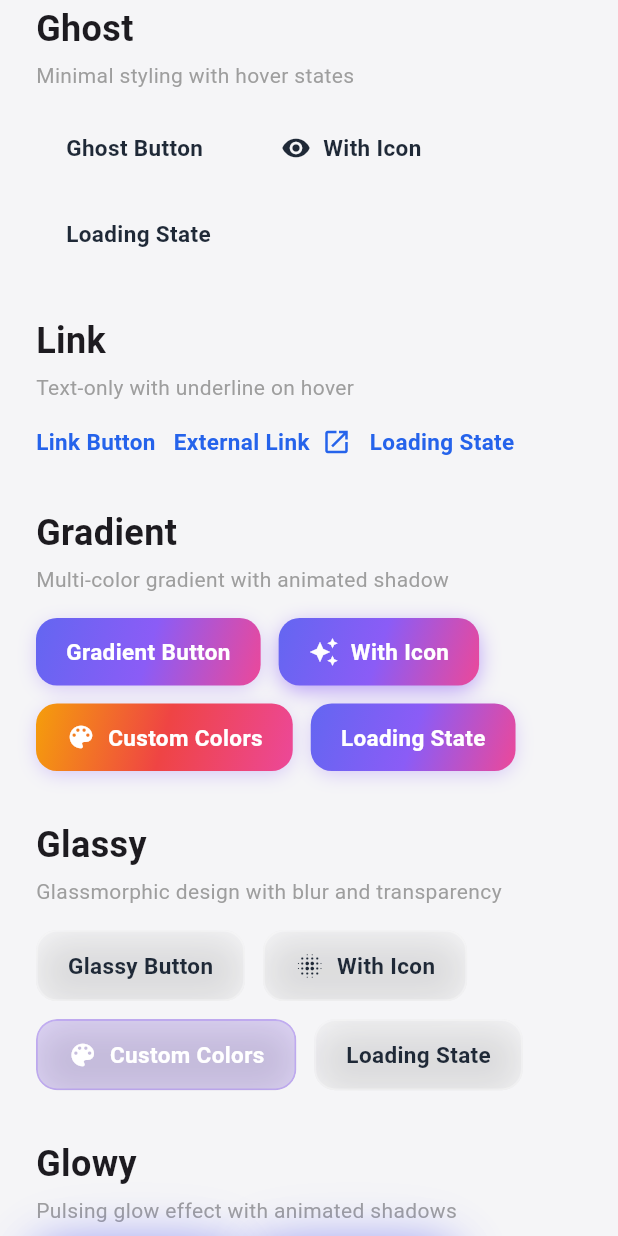
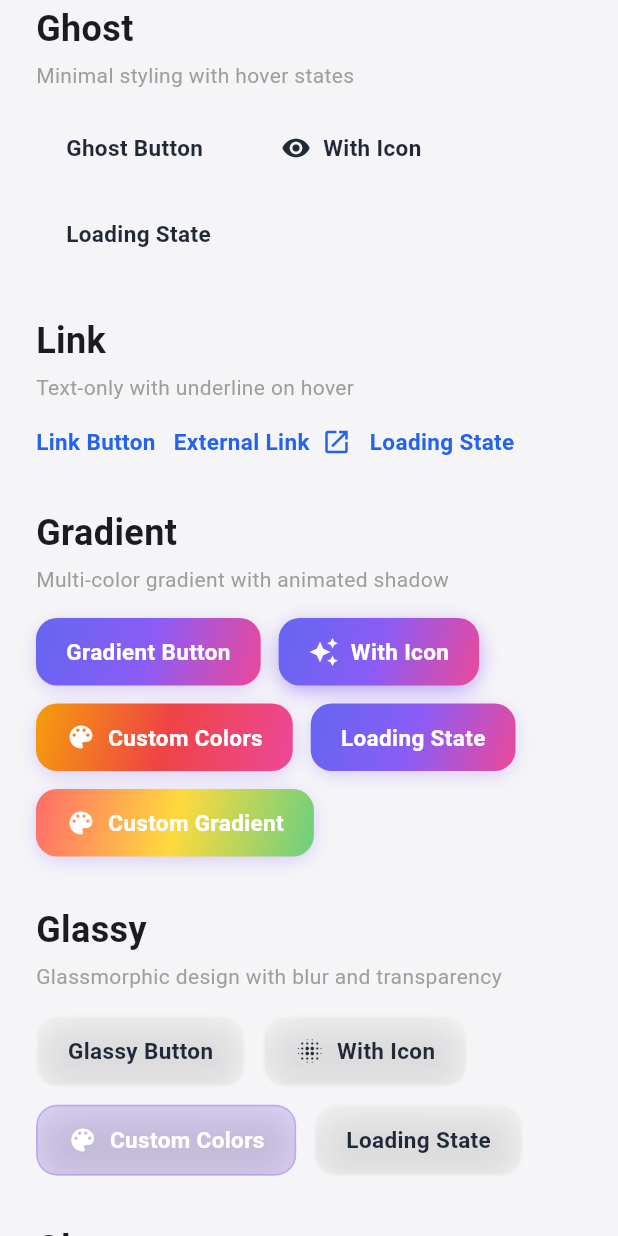
Before and after one commit to RittikSoni/kr_ui, a Flutter app: the ButtonComprehensiveExample widget shown alone on an empty page, opened directly, scrolled down 1152 dp, on a phone screen of 412 x 824 dp. Run offline on Flutter 3.47's test engine with Material 3 defaults, Android fonts, the phone set to English and light mode, and no system bars; our stand-ins replace font_awesome_flutter, go_router, google_fonts; network calls fail.

Commit message:
improve kruibutton

```diff
--- a/apps/kr_ui_docs/lib/registry/components/button_comprehensive.dart
+++ b/apps/kr_ui_docs/lib/registry/components/button_comprehensive.dart
@@ -319,6 +319,18 @@ class _ButtonComprehensiveExampleState
                 }),
                 enableRipple: _enableRipple,
               ),
+              KruiButton(
+                variant: KruiButtonVariant.gradient,
+                label: 'Custom Gradient',
+                icon: Icons.color_lens,
+                gradientColors: const [
+                  Color(0xFFFF6B6B), // Red
+                  Color(0xFFFFD93D), // Yellow
+                  Color(0xFF6BCF7F), // Green
+                ],
+                onPressed: () => _showSnackBar('Custom gradient pressed'),
+                enableRipple: _enableRipple,
+              ),
             ],
           ),
 
--- a/apps/kr_ui_docs/lib/registry/components/button_unified.dart
+++ b/apps/kr_ui_docs/lib/registry/components/button_unified.dart
@@ -7,7 +7,7 @@ final ComponentInfo kruiButtonInfo = ComponentInfo(
   name: 'KruiButton',
   displayName: 'Button',
   description:
-      'Universal button component with multiple variants (Primary, Secondary, Destructive, Outline, Ghost, Link, Gradient, Glassy, Glowy), icon support with leading/trailing positioning, loading states, and optional ripple effects',
+      'Universal button component with multiple variants (Primary, Secondary, Destructive, Outline, Ghost, Link, Gradient, Glassy, Glowy), icon support with leading/trailing positioning, loading states, optional ripple effects, and customizable gradient colors',
   category: 'Actions',
   icon: Icons.smart_button_outlined,
   properties: [
@@ -88,6 +88,13 @@ final ComponentInfo kruiButtonInfo = ComponentInfo(
       type: 'double',
       defaultValue: '2',
       description: 'Shadow intensity (0-10)',
+    ),
+    const PropertyInfo(
+      name: 'gradientColors',
+      type: 'List<Color>?',
+      defaultValue: 'null',
+      description:
+          'Custom gradient colors for gradient variant (defaults to Purple → Pink → Indigo)',
     ),
   ],
   basicExample: '''KruiButton(
@@ -219,6 +226,32 @@ final ComponentInfo kruiButtonInfo = ComponentInfo(
       ),
     ),
     PresetInfo(
+      name: 'Custom Gradient',
+      description: 'Gradient with custom colors via gradientColors',
+      code: '''KruiButton(
+  variant: KruiButtonVariant.gradient,
+  label: 'Custom',
+  icon: Icons.color_lens,
+  gradientColors: const [
+    Color(0xFFFF6B6B), // Red
+    Color(0xFFFFD93D), // Yellow
+    Color(0xFF6BCF7F), // Green
+  ],
+  onPressed: () {},
+)''',
+      builder: () => KruiButton(
+        variant: KruiButtonVariant.gradient,
+        label: 'Custom',
+        icon: Icons.color_lens,
+        gradientColors: const [
+          Color(0xFFFF6B6B),
+          Color(0xFFFFD93D),
+          Color(0xFF6BCF7F),
+        ],
+        onPressed: () {},
+      ),
+    ),
+    PresetInfo(
       name: 'With Icon',
       description: 'Button with leading icon',
       code: '''KruiButton(
```
